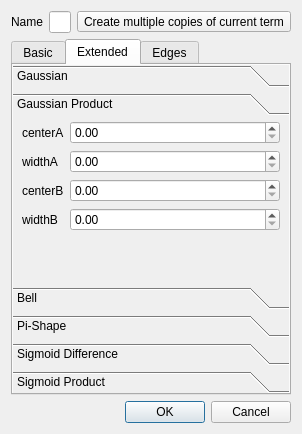
fuzzylite/fuzzylite, file qtfuzzylite/ui/Term.ui: the form before one commit.
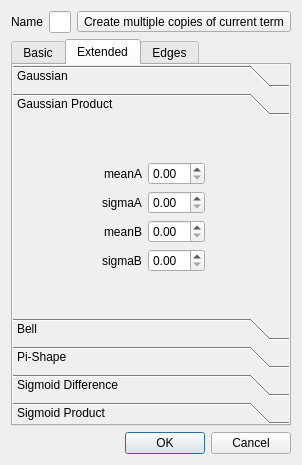
The form after the commit. The open tabs and pages were chosen to show the change. Icons and pictures are not drawn.

Diff of the .ui file:
```diff
--- a/qtfuzzylite/ui/Term.ui
+++ b/qtfuzzylite/ui/Term.ui
@@ -6,8 +6,8 @@
    <rect>
     <x>0</x>
     <y>0</y>
-    <width>222</width>
-    <height>434</height>
+    <width>262</width>
+    <height>465</height>
    </rect>
   </property>
   <property name="sizePolicy">
@@ -500,81 +500,68 @@
              <rect>
               <x>0</x>
               <y>0</y>
-              <width>185</width>
+              <width>143</width>
               <height>128</height>
              </rect>
             </property>
-            <property name="sizePolicy">
-             <sizepolicy hsizetype="MinimumExpanding" vsizetype="MinimumExpanding">
-              <horstretch>0</horstretch>
-              <verstretch>0</verstretch>
-             </sizepolicy>
-            </property>
             <attribute name="label">
              <string>Gaussian Product</string>
             </attribute>
             <layout class="QVBoxLayout" name="verticalLayout_3">
-             <property name="leftMargin">
-              <number>9</number>
-             </property>
              <property name="topMargin">
               <number>0</number>
              </property>
-             <property name="rightMargin">
-              <number>9</number>
-             </property>
              <property name="bottomMargin">
               <number>0</number>
              </property>
              <item>
               <layout class="QFormLayout" name="formLayout_12">
                <property name="fieldGrowthPolicy">
-                <enum>QFormLayout::AllNonFixedFieldsGrow</enum>
+                <enum>QFormLayout::FieldsStayAtSizeHint</enum>
+               </property>
+               <property name="labelAlignment">
+                <set>Qt::AlignRight|Qt::AlignTrailing|Qt::AlignVCenter</set>
+               </property>
+               <property name="formAlignment">
+                <set>Qt::AlignCenter</set>
                </property>
                <item row="0" column="0">
                 <widget class="QLabel" name="label_29">
                  <property name="text">
-                  <string>centerA</string>
-                 </property>
-                </widget>
-               </item>
-               <item row="1" column="0">
-                <widget class="QLabel" name="label_30">
-                 <property name="text">
-                  <string>widthA</string>
-                 </property>
-                </widget>
-               </item>
-               <item row="2" column="0">
-                <widget class="QLabel" name="label_31">
-                 <property name="text">
-                  <string>centerB</string>
-                 </property>
-                </widget>
-               </item>
-               <item row="3" column="0">
-                <widget class="QLabel" name="label_32">
-                 <property name="text">
-                  <string>widthB</string>
+                  <string>meanA</string>
                  </property>
                 </widget>
                </item>
                <item row="0" column="1">
-                <widget class="QDoubleSpinBox" name="sbx_gaussian_prod_center_a">
-                 <property name="sizePolicy">
-                  <sizepolicy hsizetype="MinimumExpanding" vsizetype="Fixed">
-                   <horstretch>0</horstretch>
-                   <verstretch>0</verstretch>
-                  </sizepolicy>
+                <widget class="QDoubleSpinBox" name="sbx_gaussian_prod_center_a"/>
+               </item>
+               <item row="1" column="0">
+                <widget class="QLabel" name="label_26">
+                 <property name="text">
+                  <string>sigmaA</string>
                  </property>
                 </widget>
                </item>
                <item row="1" column="1">
                 <widget class="QDoubleSpinBox" name="sbx_gaussian_prod_width_a"/>
                </item>
+               <item row="2" column="0">
+                <widget class="QLabel" name="label_43">
+                 <property name="text">
+                  <string>meanB</string>
+                 </property>
+                </widget>
+               </item>
                <item row="2" column="1">
                 <widget class="QDoubleSpinBox" name="sbx_gaussian_prod_center_b"/>
                </item>
+               <item row="3" column="0">
+                <widget class="QLabel" name="label_44">
+                 <property name="text">
+                  <string>sigmaB</string>
+                 </property>
+                </widget>
+               </item>
                <item row="3" column="1">
                 <widget class="QDoubleSpinBox" name="sbx_gaussian_prod_width_b"/>
                </item>
```
Left out of the diff: 207 changed lines with no effect on the pictures.
